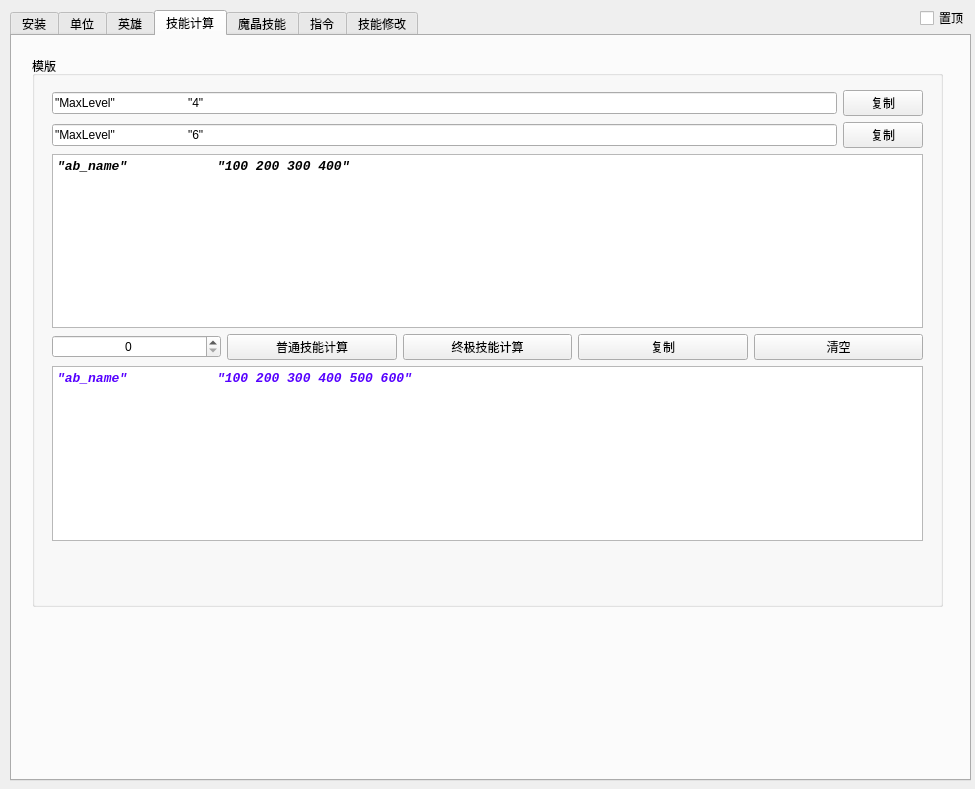
This is untitled.ui in JeremyChim/Dota-Tool as Qt 5 draws it before an edit. The edited form follows.
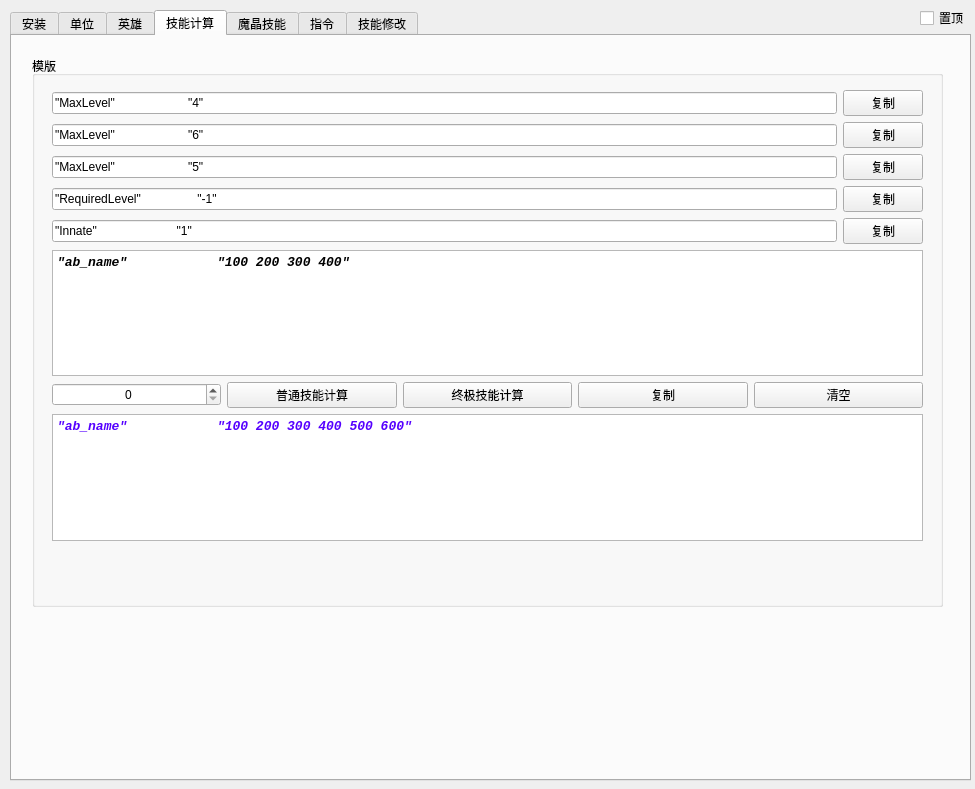
This is the edited form. The open tabs and pages were chosen to show the change.

```diff
--- a/untitled.ui
+++ b/untitled.ui
@@ -1903,7 +1903,7 @@
         <height>451</height>
        </rect>
       </property>
-      <layout class="QVBoxLayout" name="verticalLayout_19" stretch="0,0,0,0">
+      <layout class="QVBoxLayout" name="verticalLayout_19" stretch="0,0,0,0,0,0,0">
        <item>
         <layout class="QVBoxLayout" name="verticalLayout_20">
          <item>
@@ -1944,6 +1944,60 @@
          </item>
         </layout>
        </item>
+       <item>
+        <layout class="QHBoxLayout" name="horizontalLayout_73" stretch="0,0">
+         <item>
+          <widget class="QLineEdit" name="lineEdit_34">
+           <property name="text">
+            <string>&quot;MaxLevel&quot;                      &quot;5&quot;</string>
+           </property>
+          </widget>
+         </item>
+         <item>
+          <widget class="QPushButton" name="pushButton_66">
+           <property name="text">
+            <string>复制</string>
+           </property>
+          </widget>
+         </item>
+        </layout>
+       </item>
+       <item>
+        <layout class="QHBoxLayout" name="horizontalLayout_74" stretch="0,0">
+         <item>
+          <widget class="QLineEdit" name="lineEdit_35">
+           <property name="text">
+            <string>&quot;RequiredLevel&quot;                 &quot;-1&quot;</string>
+           </property>
+          </widget>
+         </item>
+         <item>
+          <widget class="QPushButton" name="pushButton_68">
+           <property name="text">
+            <string>复制</string>
+           </property>
+          </widget>
+         </item>
+        </layout>
+       </item>
+       <item>
+        <layout class="QHBoxLayout" name="horizontalLayout_75" stretch="0,0">
+         <item>
+          <widget class="QLineEdit" name="lineEdit_36">
+           <property name="text">
+            <string>&quot;Innate&quot;                        &quot;1&quot;</string>
+           </property>
+          </widget>
+         </item>
+         <item>
+          <widget class="QPushButton" name="pushButton_69">
+           <property name="text">
+            <string>复制</string>
+           </property>
+          </widget>
+         </item>
+        </layout>
+       </item>
        <item>
         <widget class="QTextEdit" name="textEdit_4">
          <property name="font">
```
Left out of the diff: 898 changed lines with no effect on the pictures.
